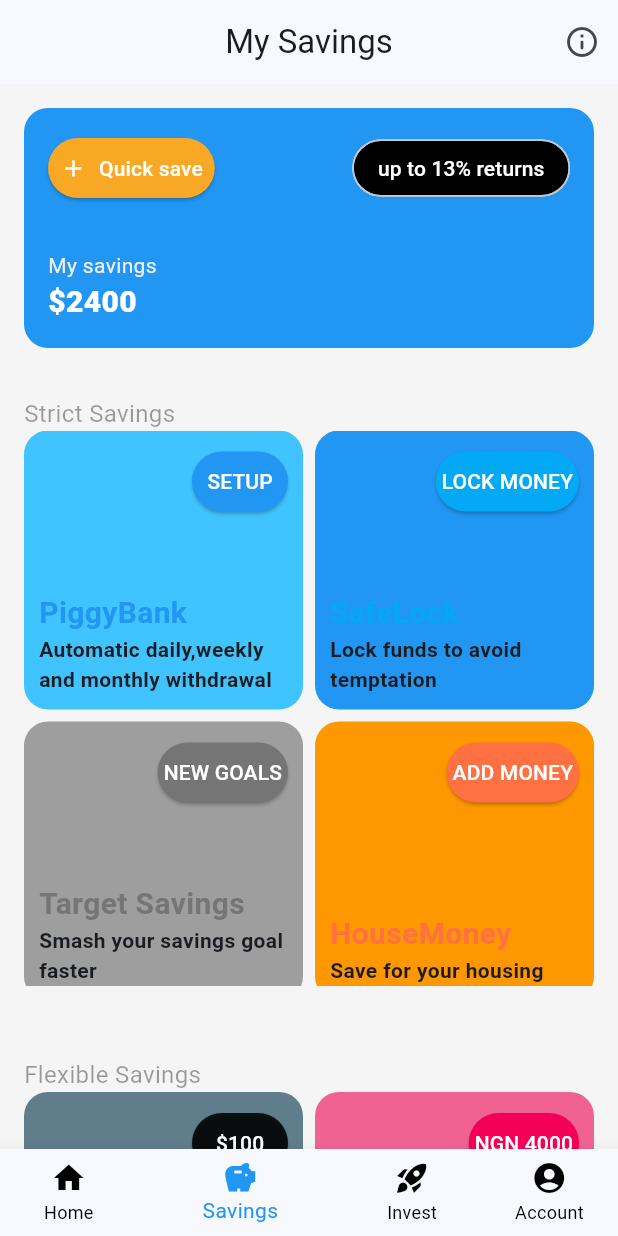
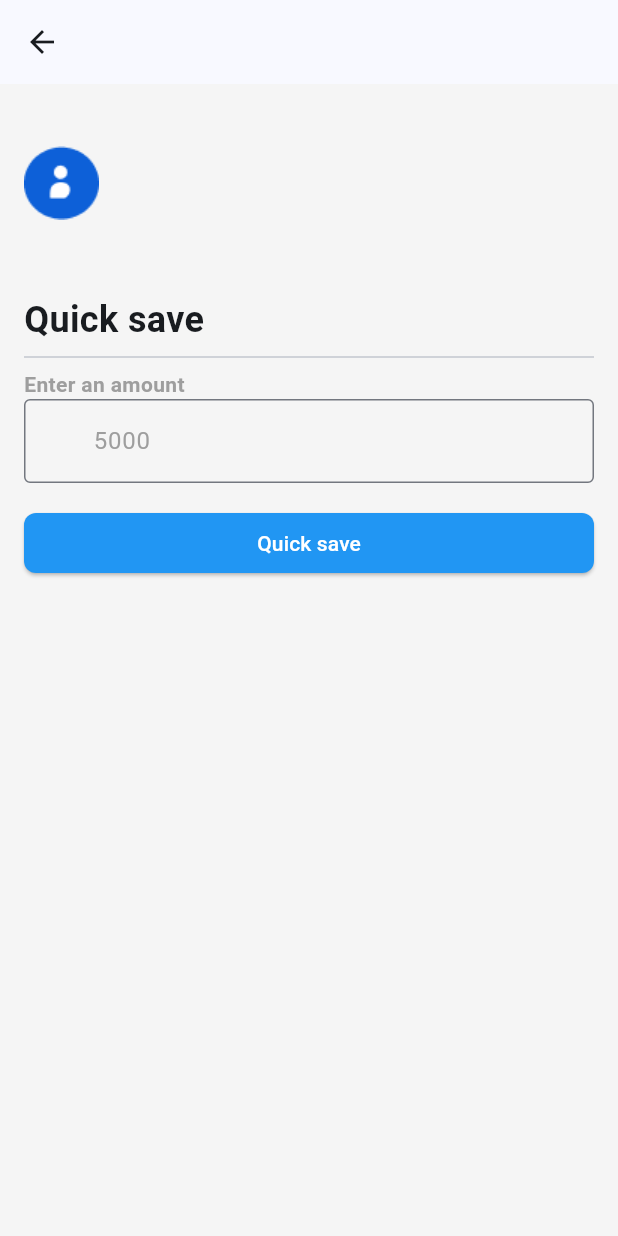
Before and after one commit to DamisolaT/Wtf_Savings_App, a Flutter app: the screen it shows after launch, item 2 of the bottom bar chosen, after a tap on "Quick save", on a phone screen of 412 x 824 dp. Run offline on Flutter 3.47's test engine with Material 3 defaults, Android fonts, the phone set to English and light mode, and no system bars.

Commit message:
Quick page and Wallet item implemented on 3/3/2024

```diff
--- a/lib/features/home/pages/home_view.dart
+++ b/lib/features/home/pages/home_view.dart
@@ -3,14 +3,18 @@ import 'package:flutter/material.dart';
 import 'package:wtf_savings_app/features/home/widgets/my_todo_section.dart';
 import 'package:wtf_savings_app/features/home/widgets/top_savings_section.dart';
 import 'package:wtf_savings_app/features/home/widgets/vetted_opportunities_section.dart';
+import 'package:wtf_savings_app/features/invest/widgets/invest_details_card.dart';
 
 
 import '../widgets/saving_details_card.dart';
 import '../widgets/suggestions_section.dart';
+import '../widgets/user_balance_card.dart';
 
 
 class HomeView extends StatelessWidget {
   const HomeView({super.key});
+
+
 
   @override
   Widget build(BuildContext context) {
@@ -47,25 +51,8 @@ class HomeView extends StatelessWidget {
       body: ListView(
         padding: EdgeInsets.all(16.0),
         children: [
-          SavingDetailsCard(
-            balance: "\$2000",
-            topRightWidget: ElevatedButton(
-                onPressed: () {},
-                child: Row(
-                  mainAxisSize: MainAxisSize.min,
-                  children: [
-                    Text("View savings"),
-                    Icon(Icons.arrow_forward),
-                  ],
-                ),
-                style: ElevatedButton.styleFrom(
-                  padding: EdgeInsets.symmetric(
-                    vertical: 0,
-                    horizontal: 8,
-                  ),
-                )
-            ),
-          ),
+          UserBalanceDetails(),
+
           MyTodoSection(),
           TopSavingsSection(),
           SuggestionsSection(),
--- a/lib/features/home/widgets/saving_details_card.dart
+++ b/lib/features/home/widgets/saving_details_card.dart
@@ -1,4 +1,3 @@
-import 'package:flutter/cupertino.dart';
 import 'package:flutter/material.dart';
 
 class SavingDetailsCard extends StatelessWidget {
@@ -7,14 +6,17 @@ class SavingDetailsCard extends StatelessWidget {
 
     required this.topRightWidget,
     required this.balance,
+    this.onClick,
   });
-
-
   final Widget topRightWidget;
   final String balance;
+  final Function()? onClick;
+
   @override
   Widget build(BuildContext context) {
-    return Container(
+    return GestureDetector(
+      onTap: onClick,
+      child: Container(
       decoration: BoxDecoration(
           color: Colors.blue,
           borderRadius: BorderRadius.circular(16.0)
@@ -24,7 +26,7 @@ class SavingDetailsCard extends StatelessWidget {
       child: Stack(
         children: [
           ElevatedButton.icon(
-              onPressed: (){},
+              onPressed: onClick,
               icon: Icon(Icons.add),
               label: Text("Quick save"),
               style: ElevatedButton.styleFrom(
@@ -33,8 +35,10 @@ class SavingDetailsCard extends StatelessWidget {
                     horizontal: 8,
                   ),
                   backgroundColor: Colors.yellow.shade800,
-                  foregroundColor: Colors.white
-              )
+                  foregroundColor: Colors.white,
+                disabledBackgroundColor: Colors.yellow.shade800,
+                disabledForegroundColor: Colors.black
+              ),
           ),
           Positioned(
             top: 0,
@@ -67,6 +71,7 @@ class SavingDetailsCard extends StatelessWidget {
     )
     ],
       ),
+      )
     );
    }
   }
--- /dev/null
+++ b/lib/features/home/widgets/user_balance_card.dart
@@ -0,0 +1,76 @@
+
+import 'package:flutter/material.dart';
+import 'package:wtf_savings_app/features/home/widgets/saving_details_card.dart';
+
+import '../../invest/widgets/invest_details_card.dart';
+
+class UserBalanceDetails extends StatefulWidget {
+  const UserBalanceDetails({
+    super.key,
+  });
+
+  @override
+  State<UserBalanceDetails> createState() => _UserBalanceDetailsState();
+}
+
+class _UserBalanceDetailsState extends State<UserBalanceDetails> with SingleTickerProviderStateMixin {
+
+ late TabController tabController;
+
+  @override
+  void initState() {
+    super.initState();
+    tabController = TabController(length: 2, vsync: this);
+  }
+  @override
+  Widget build(BuildContext context) {
+    return  Column(
+      children: [
+        SizedBox(
+          height: 150,
+          child: PageView(
+            onPageChanged: (index){
+              setState(() {
+               tabController.index = index;
+              });
+            },
+            children: [
+              Padding(
+                padding: const EdgeInsets.only(right: 8.0),
+                child: SavingDetailsCard(
+                  balance: "\$2000",
+                  topRightWidget: ElevatedButton(
+                      onPressed: () {},
+                      child: Row(
+                        mainAxisSize: MainAxisSize.min,
+                        children: [
+                          Text("View savings"),
+                          Icon(Icons.arrow_forward),
+                        ],
+                      ),
+                      style: ElevatedButton.styleFrom(
+                        padding: EdgeInsets.symmetric(
+                          vertical: 0,
+                          horizontal: 8,
+                        ),
+                      )
+                  ),
+                ),
+              ),
+              Padding(
+                padding: const EdgeInsets.only(left: 8.0),
+                child: InvestDetailsCards(),
+              )
+
+            ],
+          ),
+        ),
+        TabPageSelector(
+          controller: tabController,
+          selectedColor: Colors.blue,
+          color: Colors.white,
+        )
+      ],
+    );
+  }
+}
--- /dev/null
+++ b/lib/features/savings/pages/quick_save_page.dart
@@ -0,0 +1,84 @@
+
+import 'package:flutter/material.dart';
+import 'package:wtf_savings_app/features/savings/widgets/choose_a_wallet_section.dart';
+
+class QuickSavePage extends StatefulWidget {
+  const QuickSavePage({super.key});
+
+  @override
+  State<QuickSavePage> createState() => _QuickSavePageState();
+}
+
+class _QuickSavePageState extends State<QuickSavePage> {
+  String amount = "";
+  @override
+  Widget build(BuildContext context) {
+    return Scaffold(
+      appBar: AppBar(
+
+      ),
+      body: ListView(
+        padding: EdgeInsets.all(16),
+        children: [
+          Image.asset("assets/images/piggy.png",
+          height: 100,
+          width: 100,
+          alignment: Alignment.centerLeft,
+          ),
+          SizedBox(height: 24,),
+          Text("Quick save",
+          style: TextStyle(
+            fontWeight: FontWeight.bold,
+            fontSize: 24
+          ),
+          ),
+          Divider(),
+          Text("Enter an amount",
+          style: TextStyle(
+            fontWeight: FontWeight.bold,
+            color: Colors.grey
+          ),
+          ),
+          TextField(
+            onChanged: (value){
+              setState(() {
+                amount = value;
+              });
+            },
+            decoration: InputDecoration(
+              hintText: "5000",
+              border: OutlineInputBorder(),
+              prefixText: "NGN",
+              prefixStyle: TextStyle(
+                color: Colors.grey
+              ),
+              hintStyle: TextStyle(
+                color: Colors.grey
+              )
+              //fillColor: Colors.grey
+            ),
+            keyboardType: TextInputType.numberWithOptions(decimal:true),
+          ),
+          amount.isEmpty
+              ?SizedBox(
+            height: 16,
+          )
+              :ChooseAWalletSection(),
+          ElevatedButton(
+              onPressed:(){},
+              style: ElevatedButton.styleFrom(
+                backgroundColor: Colors.blue,
+                foregroundColor: Colors.white,
+                shape: RoundedRectangleBorder(
+                  borderRadius: BorderRadius.circular(8)
+                )
+              ),
+              child: Text("Quick save")
+          )
+
+        ],
+      ),
+
+    );
+  }
+}
--- a/lib/features/savings/pages/savings_view.dart
+++ b/lib/features/savings/pages/savings_view.dart
@@ -1,6 +1,7 @@
 import 'package:flutter/cupertino.dart';
 import 'package:flutter/material.dart';
 import 'package:wtf_savings_app/features/home/widgets/saving_details_card.dart';
+import 'package:wtf_savings_app/features/savings/pages/quick_save_page.dart';
 import 'package:wtf_savings_app/features/savings/widgets/flexible_savings_section.dart';
 import 'package:wtf_savings_app/features/savings/widgets/strict_savings_section.dart';
 
@@ -34,6 +35,14 @@ class SavingsView extends StatelessWidget {
               backgroundColor: Colors.black,
               shape: StadiumBorder(),
             ),
+            onClick: (){
+              Navigator.push(
+                  context,
+                  MaterialPageRoute(builder: (context){
+                    return QuickSavePage();
+                  })
+              );
+            },
           ),
          StrictSavingsSection(),
           FlexibleSavingsSection(),
--- a/pubspec.yaml
+++ b/pubspec.yaml
@@ -35,6 +35,7 @@ dependencies:
   # The following adds the Cupertino Icons font to your application.
   # Use with the CupertinoIcons class for iOS style icons.
   cupertino_icons: ^1.0.2
+  firebase_core: ^2.25.5
 
 dev_dependencies:
   flutter_test:
```
Also changed, not shown: lib/features/savings/widgets/choose_a_wallet_section.dart (added, +42 -0 lines), lib/features/savings/widgets/wallet_item.dart (added, +45 -0 lines), assets/images/piggy.png (added), pubspec.lock.
